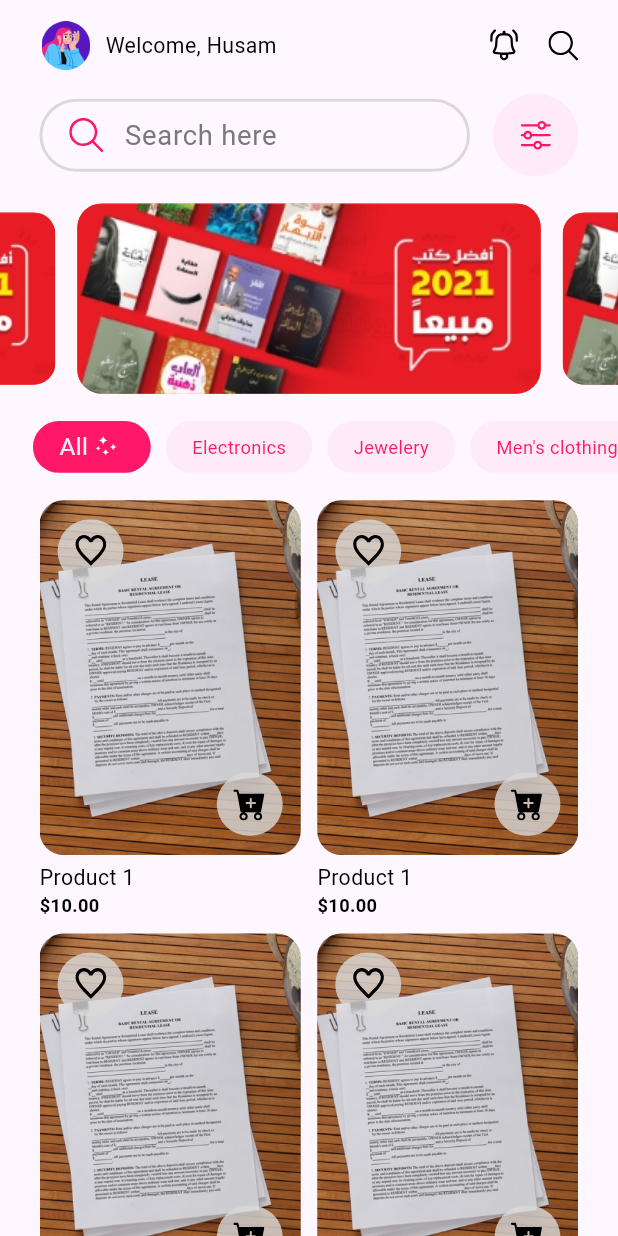
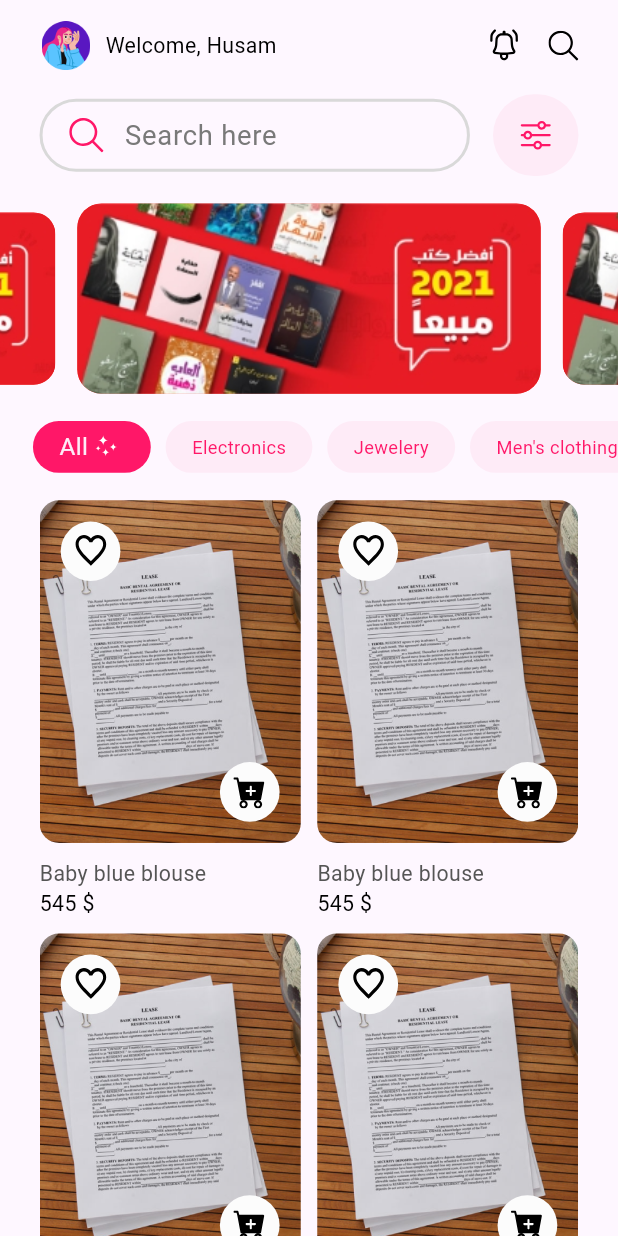
Before and after one commit to flutter-mentorship-t4/mentorship_project, a Flutter app: the screen it shows after launch, on a phone screen of 412 x 824 dp. Run offline on Flutter 3.47's test engine with Material 3 defaults, Android fonts, the phone set to English and light mode, and no system bars; drawn by our look-alikes of carousel_slider; our stand-ins replace connectivity_plus, dio, easy_localization, flutter_bloc, flutter_screenutil, flutter_secure_storage and 7 more; generated files the repository leaves out were written again; project files that could hold a hidden picture were left out.

Commit message:
feat(Home) 🚀 Update product style

```diff
--- a/lib/features/home/ui/widgets/_products_grid_view.dart
+++ b/lib/features/home/ui/widgets/_products_grid_view.dart
@@ -33,7 +33,7 @@ class _ProductItem extends StatelessWidget {
       crossAxisAlignment: CrossAxisAlignment.start,
       children: [
         ClipRRect(
-          borderRadius: BorderRadius.circular(16),
+          borderRadius: BorderRadius.circular(13),
           child: GridTile(
             header: Row(
               children: [
@@ -43,9 +43,10 @@ class _ProductItem extends StatelessWidget {
                     AppIcons.heartOutlined,
                     width: 20.w,
                   ),
-                  backgroundColor: ColorsManager.greyD9.withOpacity(0.8),
-                  vPadding: 10,
-                  hPadding: 10,
+                  width: 32.w,
+                  backgroundColor: ColorsManager.greyFC,
+                  vPadding: 8.w,
+                  hPadding: 8.h,
                 ).paddingAll(10),
               ],
             ),
@@ -58,9 +59,10 @@ class _ProductItem extends StatelessWidget {
                     AppIcons.cartPlus,
                     width: 20.w,
                   ),
-                  backgroundColor: ColorsManager.greyD9.withOpacity(0.8),
-                  vPadding: 10,
-                  hPadding: 10,
+                  width: 32.w,
+                  backgroundColor: ColorsManager.greyFC,
+                  vPadding: 8.w,
+                  hPadding: 8.h,
                 ).paddingAll(10),
               ],
             ),
@@ -70,9 +72,9 @@ class _ProductItem extends StatelessWidget {
             ),
           ),
         ).expanded(),
-        verticalSpace(5),
-        Text('Product 1', style: TextStyles.font14BlackRegular),
-        Text('\$10.00', style: TextStyles.font12BlackBold),
+        verticalSpace(10),
+        Text('Baby blue blouse', style: TextStyles.font14Grey55Regular),
+        Text('545 \$', style: TextStyles.font14BlackRegular),
       ],
     );
   }
```
